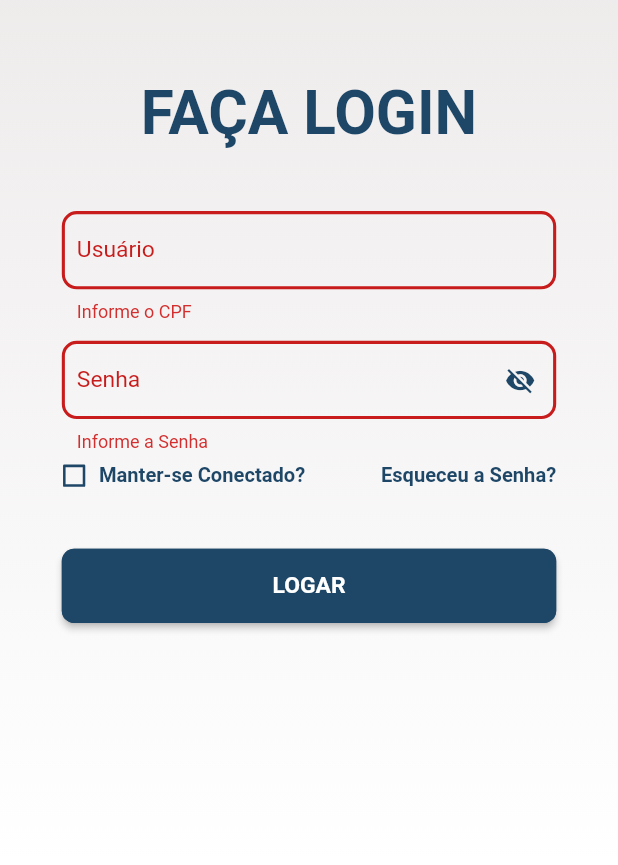
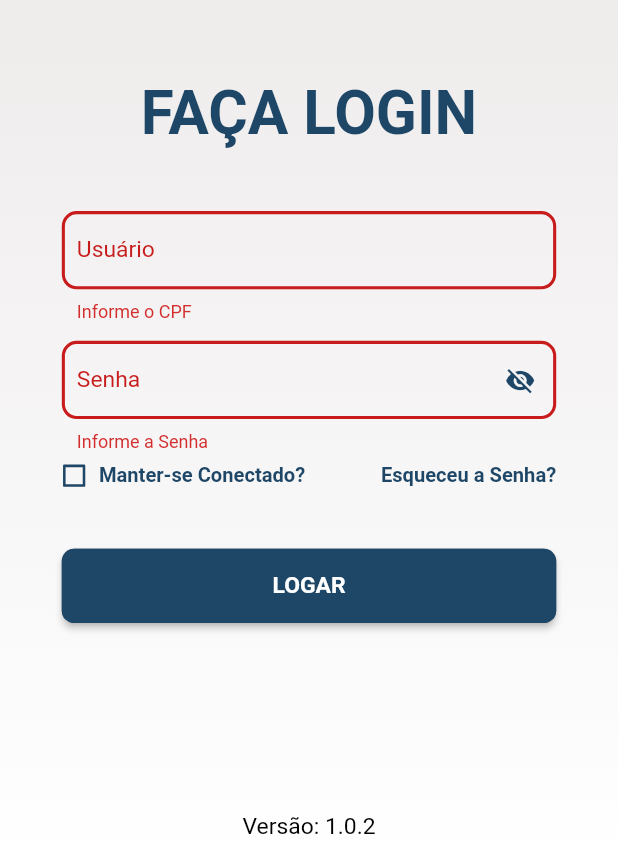
Before and after one commit to WilliamDCGomes/elephant-control, a Flutter app: the screen it shows after launch, after a tap on "LOGAR", on a phone screen of 412 x 824 dp, the part 371-1236 px from its top. Run offline on Flutter 3.47's test engine with Material 2 defaults, Android fonts, the phone set to English and light mode, and no system bars; our stand-ins replace dio, flutter_image_compress, get, image_picker, local_auth, lottie and 4 more; missing offline and left inert: easy_image_viewer, video_compress, video_thumbnail; accounts and stored records are empty.

Commit message:
Correções do aplicativo

```diff
--- a/lib/app/views/pages/administratorPages/mainMenuAdministrator/page/main_menu_administrator_page.dart
+++ b/lib/app/views/pages/administratorPages/mainMenuAdministrator/page/main_menu_administrator_page.dart
@@ -12,7 +12,6 @@ import '../../financialHistoryAdministrator/page/financial_history_administrator
 import '../../operatorFinancialPouch/page/operator_financial_pouch_page.dart';
 import '../../operatorsVisits/page/operators_visits_page.dart';
 import '../../registerMachine/page/register_machine_page.dart';
-import '../../registerUserMachine/page/register_user_machine_page.dart';
 import '../../registerUsers/page/register_user_page.dart';
 import '../controller/main_menu_administrator_controller.dart';
 import '../widget/menu_options_widget.dart';
@@ -56,6 +55,7 @@ class _MainMenuAdministratorPageState extends State<MainMenuAdministratorPage> {
                   Container(
                     height: 30.h,
                     width: 100.w,
+                    padding: EdgeInsets.only(top: 1.5.h),
                     decoration: BoxDecoration(
                       borderRadius: BorderRadius.only(bottomLeft: Radius.circular(15.h)),
                       color: AppColors.defaultColor,
@@ -144,6 +144,7 @@ class _MainMenuAdministratorPageState extends State<MainMenuAdministratorPage> {
                   Expanded(
                     child: Center(
                       child: ListView(
+                        padding: EdgeInsets.all(2.h),
                         children: [
                           SizedBox(height: 1.h),
                           Row(
--- a/lib/app/views/pages/administratorPages/registerUserMachine/page/register_user_machine_page.dart
+++ b/lib/app/views/pages/administratorPages/registerUserMachine/page/register_user_machine_page.dart
@@ -1,16 +1,10 @@
 import 'package:flutter/material.dart';
-import 'package:flutter/services.dart';
 import 'package:get/get.dart';
 import 'package:responsive_sizer/responsive_sizer.dart';
-import '../../../../../utils/loading.dart';
-import '../../../../../utils/masks_for_text_fields.dart';
 import '../../../../../utils/paths.dart';
-import '../../../../../utils/platform_type.dart';
 import '../../../../stylePages/app_colors.dart';
 import '../../../widgetsShared/button_widget.dart';
-import '../../../widgetsShared/dropdown_button_rxlist_wdiget.dart';
 import '../../../widgetsShared/information_container_widget.dart';
-import '../../../widgetsShared/text_field_widget.dart';
 import '../../../widgetsShared/text_widget.dart';
 import '../../../widgetsShared/title_with_back_button_widget.dart';
 import '../controller/register_user_machine_controller.dart';
--- a/lib/app/views/pages/financialPages/mainMenuFinancial/page/main_menu_financial_page.dart
+++ b/lib/app/views/pages/financialPages/mainMenuFinancial/page/main_menu_financial_page.dart
@@ -12,7 +12,6 @@ import '../../../widgetsShared/profile_picture_widget.dart';
 import '../../../widgetsShared/rich_text_two_different_widget.dart';
 import '../../../widgetsShared/text_button_widget.dart';
 import '../../../widgetsShared/text_widget.dart';
-import '../../financialHistory/page/financial_history_page.dart';
 import '../../receivePouchFromOperator/page/receive_pouch_from_operator_page.dart';
 import '../../registerPouch/page/register_pouch_page.dart';
 import '../controller/main_menu_financial_controller.dart';
--- a/lib/app/views/pages/operatorPages/history/page/history_page.dart
+++ b/lib/app/views/pages/operatorPages/history/page/history_page.dart
@@ -1,6 +1,5 @@
 import 'package:elephant_control/app/utils/date_format_to_brazil.dart';
 import 'package:elephant_control/app/utils/format_numbers.dart';
-import 'package:elephant_control/app/utils/logged_user.dart';
 import 'package:elephant_control/app/views/pages/widgetsShared/maintenance_card_widget.dart';
 import 'package:elephant_control/base/models/visit/model/visit.dart';
 import 'package:flutter/material.dart';
--- a/lib/app/views/pages/operatorPages/maintenance/controller/maintenance_controller.dart
+++ b/lib/app/views/pages/operatorPages/maintenance/controller/maintenance_controller.dart
@@ -14,7 +14,6 @@ import 'package:uuid/uuid.dart';
 import '../../../../../../base/models/machine/model/machine.dart';
 import '../../../../../../base/models/media/model/media.dart';
 import '../../../../../../base/services/incident_service.dart';
-import '../../../../../../base/services/machine_service.dart';
 import '../../../../../utils/date_format_to_brazil.dart';
 import '../../../../stylePages/app_colors.dart';
 import '../../../widgetsShared/loading_with_success_or_error_widget.dart';
@@ -39,9 +38,7 @@ class MaintenanceController extends GetxController {
   late ImagesPictureWidget imageClock;
   late ImagesPictureWidget beforeMaintenanceImageClock;
   late ImagesPictureWidget afterMaintenanceImageClock;
-  late MainMenuOperatorController _mainMenuOperatorController;
   late LoadingWithSuccessOrErrorWidget loadingWithSuccessOrErrorWidget;
-  late final MachineService _machineService;
   late final VisitService _visitService;
   late final VisitMediaService _visitMediaService;
   late final IncidentService _incidentService;
@@ -57,7 +54,6 @@ class MaintenanceController extends GetxController {
   _initializeVariables() {
     visitId = const Uuid().v4();
     _incidents = <IncidentObject>[];
-    _machineService = MachineService();
     _visitService = VisitService();
     _visitMediaService = VisitMediaService();
     _machines = <Machine>[].obs;
--- a/lib/app/views/pages/operatorPages/maintenanceHistory/pages/maintenance_history_page.dart
+++ b/lib/app/views/pages/operatorPages/maintenanceHistory/pages/maintenance_history_page.dart
@@ -10,7 +10,6 @@ import '../../../widgetsShared/button_widget.dart';
 import '../../../widgetsShared/information_container_widget.dart';
 import '../../../widgetsShared/text_widget.dart';
 import '../../../widgetsShared/title_with_back_button_widget.dart';
-import '../../requestEditVisit/page/request_edit_visit_page.dart';
 import '../controller/maintenance_history_controller.dart';
 
 class MaintenanceHistoryPage extends StatefulWidget {
--- a/lib/app/views/pages/sharedPages/forgotInformations/controller/forgot_information_controller.dart
+++ b/lib/app/views/pages/sharedPages/forgotInformations/controller/forgot_information_controller.dart
@@ -1,6 +1,5 @@
 import 'package:get/get.dart';
 import 'package:flutter/material.dart';
-import '../../../../../../base/services/user_service.dart';
 import '../../../widgetsShared/loading_with_success_or_error_widget.dart';
 import '../../../widgetsShared/popups/information_popup.dart';
 
@@ -9,7 +8,6 @@ class ForgotInformationController extends GetxController {
   late RxBool emailInputHasError;
   late final GlobalKey<FormState> formKey;
   late LoadingWithSuccessOrErrorWidget loadingWithSuccessOrErrorWidget;
-  late UserService _userService;
 
   ForgotInformationController() {
     _inicializeVariables();
@@ -20,7 +18,6 @@ class ForgotInformationController extends GetxController {
     emailInputHasError = false.obs;
     formKey = GlobalKey<FormState>();
     loadingWithSuccessOrErrorWidget = LoadingWithSuccessOrErrorWidget();
-    _userService = UserService();
   }
 
   sendButtonPressed() async {
--- a/lib/app/views/pages/sharedPages/login/page/login_page_page.dart
+++ b/lib/app/views/pages/sharedPages/login/page/login_page_page.dart
@@ -5,9 +5,9 @@ import '../../../../../utils/app_close_controller.dart';
 import '../../../../../utils/masks_for_text_fields.dart';
 import '../../../../../utils/paths.dart';
 import '../../../../../utils/text_field_validators.dart';
-import '../../../sharedPages/forgotInformations/page/forgot_information_page.dart';
 import '../../../widgetsShared/button_widget.dart';
 import '../../../widgetsShared/checkbox_list_tile_widget.dart';
+import '../../../widgetsShared/snackbar_widget.dart';
 import '../../../widgetsShared/text_button_widget.dart';
 import '../../../widgetsShared/text_field_widget.dart';
 import '../../../widgetsShared/text_widget.dart';
@@ -99,7 +99,7 @@ class _LoginPageState extends State<LoginPage> {
                                     child: Stack(
                                       children: [
                                         Obx(
-                                              () => TextFieldWidget(
+                                          () => TextFieldWidget(
                                             controller: controller.userInputController,
                                             hintText: "Usuário",
                                             height: 9.h,
@@ -132,7 +132,7 @@ class _LoginPageState extends State<LoginPage> {
                                     child: Stack(
                                       children: [
                                         Obx(
-                                              () => TextFieldWidget(
+                                          () => TextFieldWidget(
                                             controller: controller.passwordInputController,
                                             focusNode: controller.passwordInputFocusNode,
                                             hintText: "Senha",
@@ -186,7 +186,12 @@ class _LoginPageState extends State<LoginPage> {
                                                 fontSize: 15.sp,
                                                 height: 3.5.h,
                                                 componentPadding: EdgeInsets.zero,
-                                                onTap: () => Get.to(() => ForgotInformationPage()),
+                                                onTap: () => SnackbarWidget(
+                                                  warningText: "Aviso",
+                                                  informationText: "Entre em contato com o administrador para que ele resete a sua senha para a padrão!",
+                                                  backgrondColor: AppColors.defaultColor,
+                                                  maxLine: 2,
+                                                ),
                                               ),
                                             ],
                                           ),
@@ -208,6 +213,20 @@ class _LoginPageState extends State<LoginPage> {
                               ),
                             ),
                           ),
+                          Padding(
+                            padding: EdgeInsets.symmetric(vertical: 2.h),
+                            child: Obx(
+                              () => Visibility(
+                                visible: controller.appVersion.value.isNotEmpty,
+                                child: TextWidget(
+                                  "Versão: ${controller.appVersion.value}",
+                                  textColor: AppColors.blackColor,
+                                  fontSize: 16.sp,
+                                  textAlign: TextAlign.center,
+                                ),
+                              ),
+                            ),
+                          ),
                         ],
                       ),
                     ),
--- a/lib/app/views/pages/widgetsShared/information_container_widget.dart
+++ b/lib/app/views/pages/widgetsShared/information_container_widget.dart
@@ -1,4 +1,3 @@
-import 'package:elephant_control/app/views/pages/widgetsShared/loading_widget.dart';
 import 'package:elephant_control/app/views/pages/widgetsShared/text_widget.dart';
 import 'package:elephant_control/app/views/stylePages/app_colors.dart';
 import 'package:flutter/material.dart';
--- a/lib/app/views/pages/widgetsShared/snackbar_widget.dart
+++ b/lib/app/views/pages/widgetsShared/snackbar_widget.dart
@@ -8,11 +8,13 @@ class SnackbarWidget {
   final String warningText;
   final String informationText;
   final Color backgrondColor;
+  final int? maxLine;
 
   SnackbarWidget({
     required this.warningText,
     required this.informationText,
     required this.backgrondColor,
+    this.maxLine,
   }) {
     showSnackBar(informationText);
   }
@@ -33,7 +35,7 @@ class SnackbarWidget {
       textColor: AppColors.whiteColor,
       fontSize: 14.sp,
       textAlign: TextAlign.center,
-      maxLines: 1,
+      maxLines: maxLine ?? 1,
       fontWeight: FontWeight.bold,
     ),
     duration: const Duration(seconds: 2),
--- a/lib/flavors.dart
+++ b/lib/flavors.dart
@@ -25,8 +25,8 @@ class F {
       case Flavor.HMLG:
         return 'https://elephantapiprod.azurewebsites.net/api/';
       case Flavor.PROD:
-        //return 'https://elephantapiprod.azurewebsites.net/api/';
-        return 'http://192.168.1.11:5002/api/';
+        return 'https://elephantapiprod.azurewebsites.net/api/';
+        //return 'http://192.168.1.11:5002/api/';
       default:
         return 'https://elephantapiprod.azurewebsites.net/api/';
     }
--- a/pubspec.yaml
+++ b/pubspec.yaml
@@ -43,6 +43,7 @@ dependencies:
   easy_image_viewer: ^1.2.0
   firebase_storage: ^11.0.6
   flutter_flavorizr: ^2.1.5
+  package_info_plus: ^3.0.2
   firebase_messaging: ^14.1.1
   shared_preferences: ^2.0.15
   flutter_localization: ^0.1.9
```
Also changed, not shown: lib/app/views/pages/sharedPages/login/controller/login_page_controller.dart (+64 -58 lines), 3 other files.
